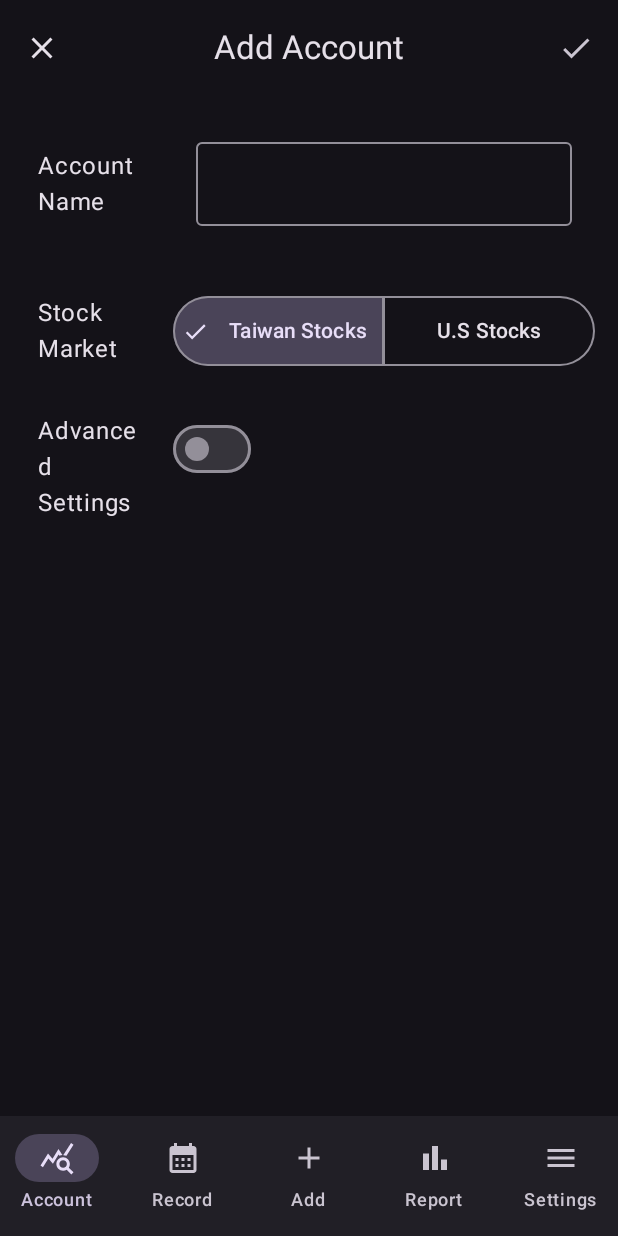
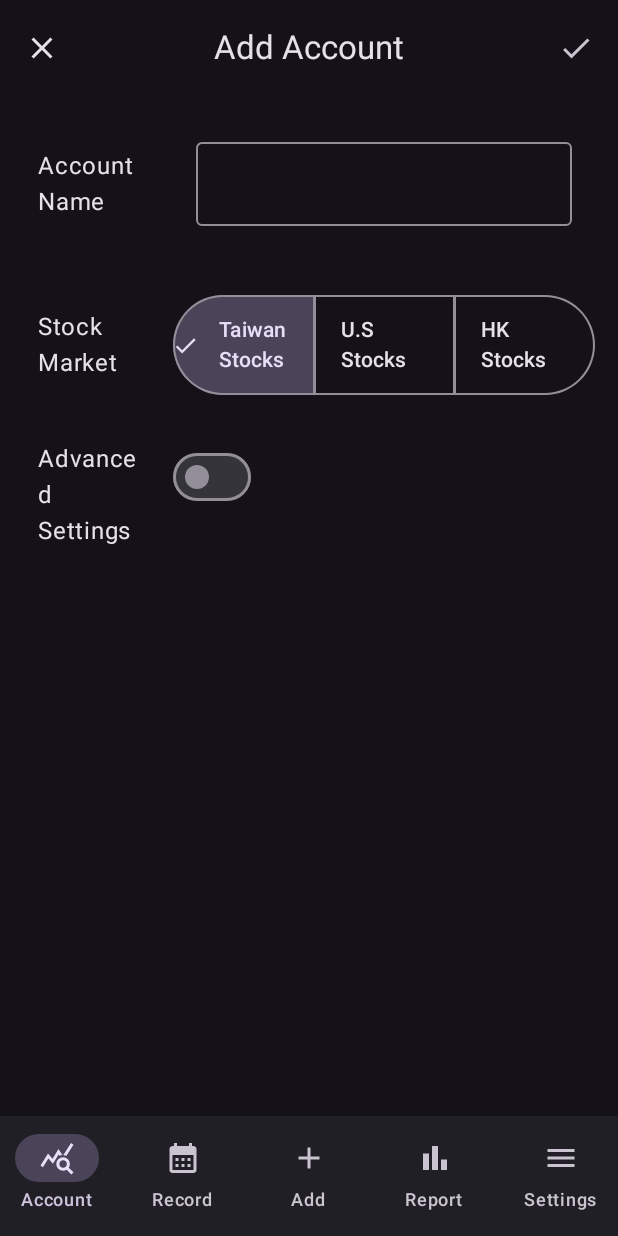
Before and after one commit to ValarZeroX/MyStock, an Android app built with Jetpack Compose: the StockSettingScreen screen opened through its navigation route, after a tap on "Add", on a phone screen of 412 x 824 dp. Run offline under Robolectric (Android 15) with nearby library versions, the light colour scheme and no system bars; our stand-ins replace AdMob, Room's generated code, livedata-compose; libraries missing offline, so code that uses them is left out: com.github.mikephil.charting; 4 statements that could not run were skipped.

Commit message:
語系修正問題 新增港股 20240903 000

```diff
--- a/app/src/main/AndroidManifest.xml
+++ b/app/src/main/AndroidManifest.xml
@@ -35,7 +35,7 @@
         </provider>
         <meta-data
             android:name="com.google.android.gms.ads.APPLICATION_ID"
-            android:value="ca-app-pub-9868429025931364~1107849605" />
+            android:value="ca-app-pub-9868429025931364~4326708182" />
     </application>
 
 </manifest>
--- a/app/src/main/java/com/banshus/mystock/MainActivity.kt
+++ b/app/src/main/java/com/banshus/mystock/MainActivity.kt
@@ -49,6 +49,7 @@ import com.banshus.mystock.ui.setting.AccountScreen
 import com.banshus.mystock.ui.setting.AutoUpdateScreen
 import com.banshus.mystock.ui.setting.ColorThemeScreen
 import com.banshus.mystock.ui.setting.CurrencyScreen
+import com.banshus.mystock.ui.setting.DisclaimerScreen
 import com.banshus.mystock.ui.setting.EditAccountScreen
 import com.banshus.mystock.ui.setting.ReportSettingScreen
 import com.banshus.mystock.ui.setting.StockMarketScreen
@@ -372,5 +373,10 @@ fun MyApp(
                 userSettingsViewModel
             )
         }
+        composable("disclaimerScreen") {
+            DisclaimerScreen(
+                navController,
+            )
+        }
     }
 }
--- a/app/src/main/java/com/banshus/mystock/SharedOptions.kt
+++ b/app/src/main/java/com/banshus/mystock/SharedOptions.kt
@@ -16,7 +16,8 @@ object SharedOptions {
 
     fun getOptionStockMarket(context: Context) = listOf(
         context.getString(R.string.taiwan_stocks),
-        context.getString(R.string.us_stocks)
+        context.getString(R.string.us_stocks),
+        context.getString(R.string.hk_stocks),
     )
 
     fun getPriceName(context: Context, selectedTransactionType: Int): String {
--- a/app/src/main/java/com/banshus/mystock/data/database/AppDatabase.kt
+++ b/app/src/main/java/com/banshus/mystock/data/database/AppDatabase.kt
@@ -69,7 +69,8 @@ abstract class AppDatabase : RoomDatabase() {
 
                 val defaultStockMarkets = listOf(
                     StockMarket(stockMarket = 0, stockMarketName = "台股", stockMarketCode = "TW", stockMarketSort = 0),
-                    StockMarket(stockMarket = 1, stockMarketName = "美股", stockMarketCode = "US", stockMarketSort = 1)
+                    StockMarket(stockMarket = 1, stockMarketName = "美股", stockMarketCode = "US", stockMarketSort = 1),
+                    StockMarket(stockMarket = 2, stockMarketName = "港股", stockMarketCode = "HK", stockMarketSort = 2),
                 )
                 defaultStockMarkets.forEach { stockMarketDao.insertStockMarket(it) }
             }
--- a/app/src/main/java/com/banshus/mystock/ui/StockSetting.kt
+++ b/app/src/main/java/com/banshus/mystock/ui/StockSetting.kt
@@ -253,6 +253,37 @@ fun StockSettingScreen(
                         HorizontalDivider()
                     }
                 }
+                item {
+                    Card(
+                        modifier = Modifier
+                            .fillMaxWidth()
+                            .padding(10.dp)
+                    ) {
+                        Row {
+                            Text(
+                                text = stringResource(id = R.string.about),
+                                style = MaterialTheme.typography.titleLarge,
+                                modifier = Modifier
+                                    .fillMaxWidth()
+                                    .padding(10.dp),
+                                color = MaterialTheme.colorScheme.onPrimaryContainer
+                            )
+                        }
+                        ListItem(
+                            headlineContent = { Text(stringResource(id = R.string.disclaimer_title)) },
+                            trailingContent = {
+                                Icon(
+                                    imageVector = Icons.Filled.ChevronRight,
+                                    contentDescription = "Disclaimer",
+                                )
+                            },
+                            modifier = Modifier.clickable {
+                                navController.navigate("disclaimerScreen")
+                            }
+                        )
+                        HorizontalDivider()
+                    }
+                }
             }
         }
     }
--- a/app/src/main/java/com/banshus/mystock/ui/stock/AddAccountScreen.kt
+++ b/app/src/main/java/com/banshus/mystock/ui/stock/AddAccountScreen.kt
@@ -86,7 +86,8 @@ fun AddAccountScreen(
                     val currencyCode = when (selectedStockMarketIndex) {
                         0 -> "TWD"
                         1 -> "USD"
-                        else -> "TWD"
+                        2 -> "HKD"
+                        else -> "USD"
                     }
 
                     var commission = roundToDecimal(commissionPercent.toDouble() / 100, 6)
--- a/app/src/main/java/com/banshus/mystock/viewmodels/StockPriceApiViewModel.kt
+++ b/app/src/main/java/com/banshus/mystock/viewmodels/StockPriceApiViewModel.kt
@@ -45,9 +45,6 @@ class StockPriceApiViewModel(private val repository: StockPriceApiRepository) :
                     _error.value = null
                 }
             } catch (e: HttpException) {
-                Log.d("error002", "$e")
-                Log.d("error002", "${e.response()}")
-                Log.d("error002", e.message())
                 if (e.code() == 404) {
                     val errorMessage = "沒有找到該股票的數據: $symbol"
                     _error.value = errorMessage
@@ -57,12 +54,10 @@ class StockPriceApiViewModel(private val repository: StockPriceApiRepository) :
                     _error.value = errorMessage
                     onError(errorMessage)
                 }
-                Log.e("StockPriceApiViewModel", "HTTP error fetching stock price", e)
             } catch (e: Exception) {
                 val errorMessage = "股票代碼錯誤。無法取得股票資訊。請稍後重試。"
                 _error.value = errorMessage
                 onError(errorMessage)
-                Log.e("StockPriceApiViewModel", "General error fetching stock price", e)
             }
         }
     }
@@ -83,7 +78,6 @@ class StockPriceApiViewModel(private val repository: StockPriceApiRepository) :
                 onSuccess(response)
 
             } catch (e: Exception) {
-                Log.e("StockSearch", "Failed to search stock", e)
             }
         }
     }
--- a/gradle/libs.versions.toml
+++ b/gradle/libs.versions.toml
@@ -1,5 +1,5 @@
 [versions]
-agp = "8.5.1"
+agp = "8.5.2"
 converterGson = "2.9.0"
 foundation = "1.6.8"
 kotlin = "1.9.0"
```
Also changed, not shown: app/src/main/java/com/banshus/mystock/ui/setting/DisclaimerScreen.kt (added, +97 -0 lines), app/src/main/java/com/banshus/mystock/ui/setting/StockMarketScreen.kt (+9 -4 lines), app/src/main/java/com/banshus/mystock/ui/setting/StockSymbolScreen.kt (+4 -26 lines), app/src/main/res/values/strings.xml (+33 -0 lines), 8 other files.
